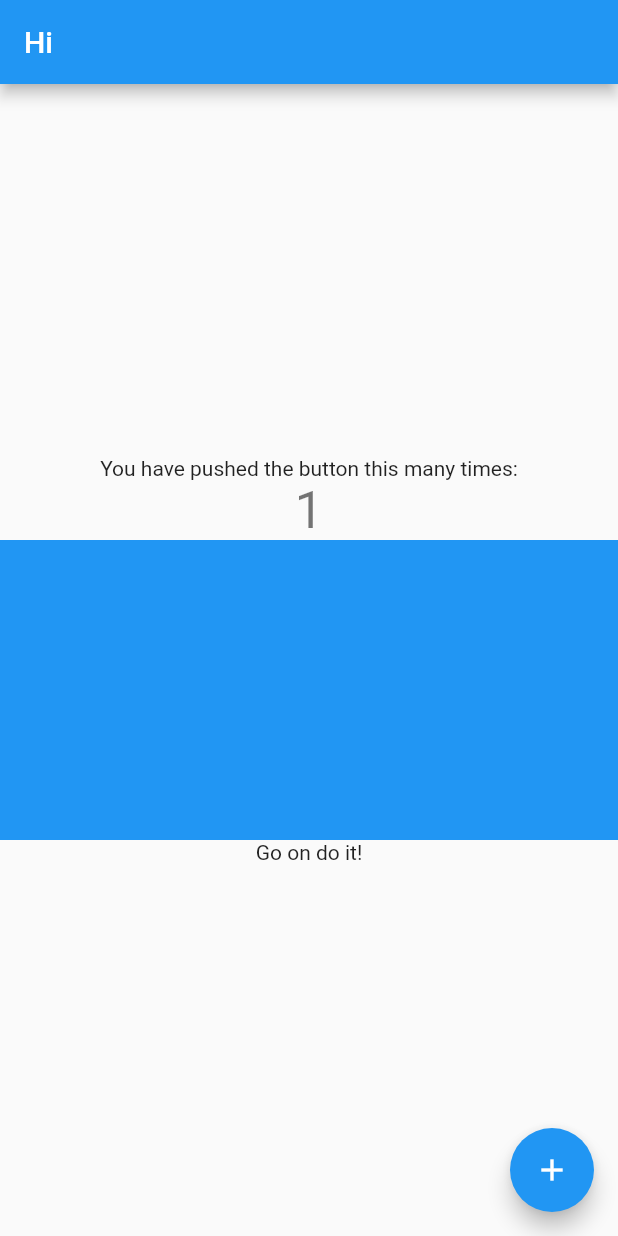
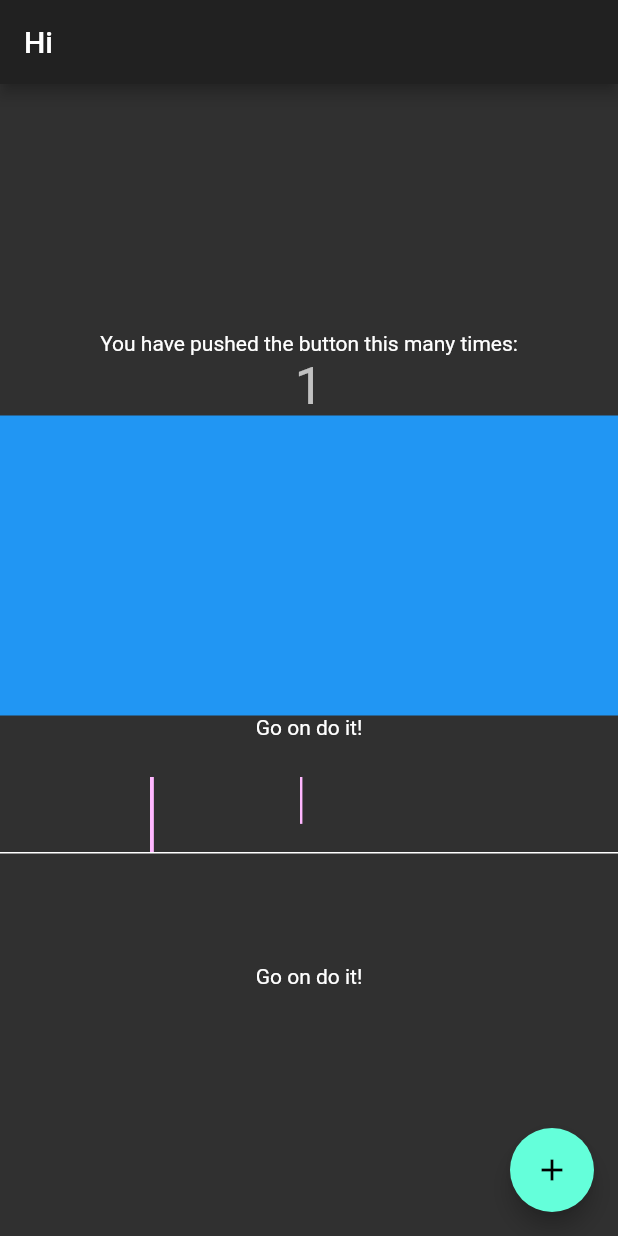
Before and after one commit to 4amVim/flutterStarter, a Flutter app: the screen it shows after launch, after a tap on the "add" icon, on a phone screen of 412 x 824 dp. Run offline on Flutter 3.47's test engine with Material 2 defaults, Android fonts, the phone set to English and light mode, and no system bars.

Commit message:
feat: :art: playing with canvas

```diff
--- a/lib/main.dart
+++ b/lib/main.dart
@@ -1,4 +1,5 @@
 import 'dart:developer';
+import 'dart:math';
 
 import 'package:flutter/material.dart';
 
@@ -8,7 +9,7 @@ class MyApp extends StatelessWidget {
   @override
   Widget build(BuildContext context) => MaterialApp(
       title: 'Flutter Demo',
-      theme: ThemeData(primarySwatch: Colors.blue),
+      theme: ThemeData(primarySwatch: Colors.blue, brightness: Brightness.dark),
       home: MyHomePage());
 }
 
@@ -21,6 +22,7 @@ class MyHomePage extends StatefulWidget {
 class _MyHomePageState extends State<MyHomePage> {
   int _counter = 0;
   String text = 'Go on do it!';
+  String text1 = 'Go on do it!';
   @override
   Widget build(BuildContext context) => Scaffold(
         appBar: AppBar(title: Text('Hi')),
@@ -40,10 +42,27 @@ class _MyHomePageState extends State<MyHomePage> {
                     });
                   },
                   child: SizedBox(
-                    height: 200,
-                    child: Container(color: Colors.blue),
-                  )),
-              Text(text)
+                      height: 200, child: Container(color: Colors.blue))),
+              Text(text),
+              Listener(
+                behavior: HitTestBehavior.opaque,
+                onPointerMove: (details) {
+                  var dx = details.localPosition.dx.toStringAsFixed(2);
+                  var dy = details.localPosition.dy.toStringAsFixed(2);
+                  setState(() {
+                    text1 = 'dx:$dx, dy:$dy';
+                  });
+                },
+                child: SizedBox(
+                    height: 150,
+                    child: CustomPaint(
+                      painter: Sky(),
+                      child: Container(
+                          // color: Color(0x3F3BF4BB),
+                          ),
+                    )),
+              ),
+              Text(text1)
             ])),
         floatingActionButton: FloatingActionButton(
           onPressed: () => setState(() => _counter++),
@@ -52,3 +71,36 @@ class _MyHomePageState extends State<MyHomePage> {
         ), // This trailing comma makes auto-formatting nicer for build methods.
       );
 }
+
+class Sky extends CustomPainter {
+  @override
+  void paint(Canvas canvas, Size size) {
+    Rect rect = Offset.zero & Size(size.width, 1);
+    // canvas.save();
+    // canvas.clipRRect(RRect.fromRectXY(rect, 100.0, 100.0));
+    // canvas.saveLayer(rect, Paint());
+    // canvas.drawPaint(Paint()..color = Colors.red);
+    // canvas.drawPaint(Paint()..color = Colors.white);
+    // canvas.restore();
+    // canvas.restore();
+    canvas
+      ..translate(0, size.height / 2)
+      ..drawRect(rect, Paint()..color = Colors.white);
+
+    Rect tens = Offset.fromDirection(0, 100) & Size(2.56, 50);
+    Rect units = Offset.fromDirection(0, 200) & Size(1.6, 31.25);
+
+    var pinky = Paint()..color = Color(0xFFFFB7FF);
+
+    canvas
+      ..translate(0, -50)
+      ..drawRect(tens, pinky)
+      ..drawRect(units, pinky)
+      ..translate(0, 50);
+  }
+
+  @override
+  bool shouldRepaint(Sky oldDelegate) => false;
+  @override
+  bool shouldRebuildSemantics(Sky oldDelegate) => false;
+}
```
